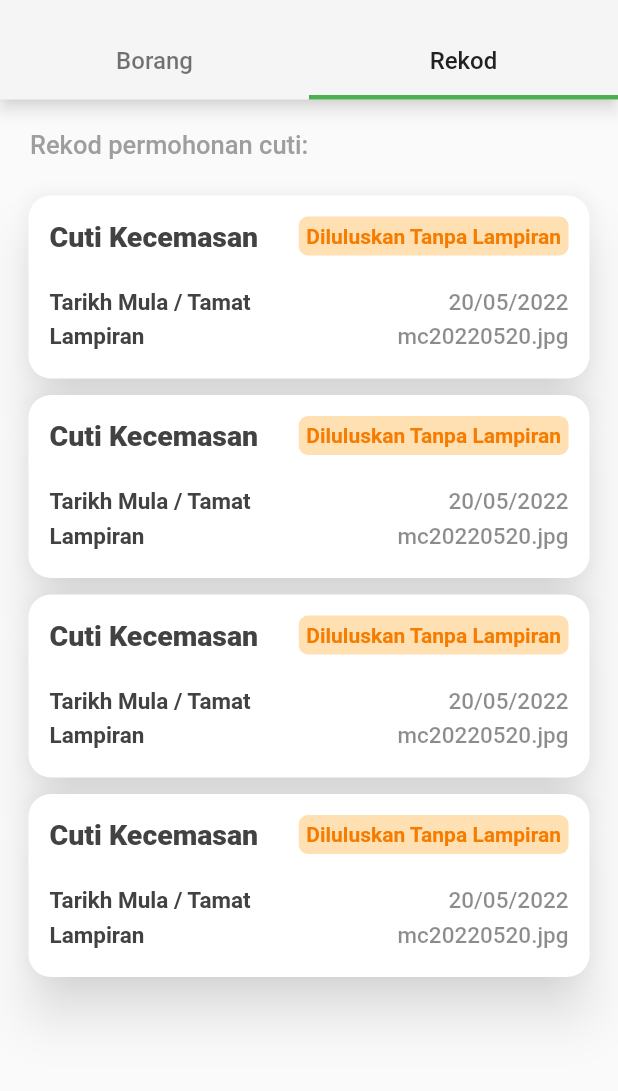
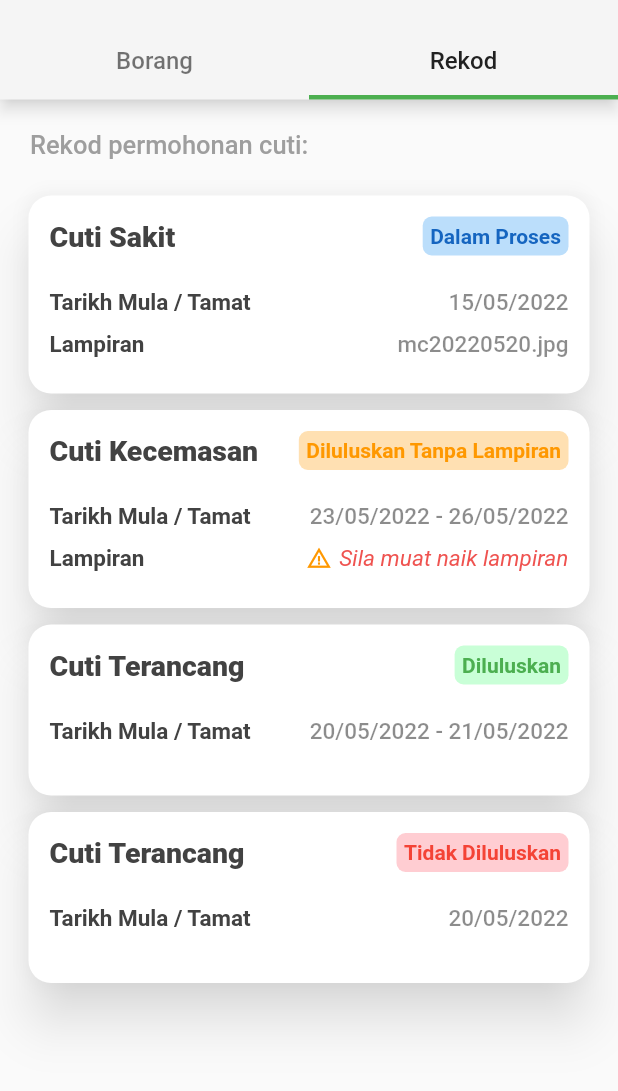
Before and after one commit to SahanahPandu/iWork, a Flutter app: the Tabs screen opened directly, tab 2 chosen, on a phone screen of 412 x 824 dp, the part 58-1149 px from its top. Run offline on Flutter 3.47's test engine with Material 2 defaults, Android fonts, the phone set to English and light mode, and no system bars; our stand-ins replace action_slider, flutter_keyboard_visibility, fluttertoast, shimmer; missing offline and left inert: flutter_device_type, sailor, simple_ripple_animation.

Commit message:
Create model and json data for cuti , and pass data to widget related

```diff
--- /dev/null
+++ b/lib/models/cuti.dart
@@ -0,0 +1,30 @@
+class Cuti {
+  final int id;
+  final int idJenisCuti;
+  final String jenisCuti;
+  final int idStatus;
+  final String status;
+  final String tarikhMula;
+  final String tarikhTamat;
+  final String lampiran;
+
+  const Cuti(
+      {required this.id,
+      required this.idJenisCuti,
+      required this.jenisCuti,
+      required this.idStatus,
+      required this.status,
+      required this.tarikhMula,
+      required this.tarikhTamat,
+      required this.lampiran});
+
+  static Cuti fromJson(json) => Cuti(
+      id: json['id'],
+      idJenisCuti: json['idJenisCuti'],
+      jenisCuti: json['jenisCuti'],
+      idStatus: json['idStatus'],
+      status: json['status'],
+      tarikhMula: json['tarikhMula'],
+      tarikhTamat: json['tarikhTamat'],
+      lampiran: json['lampiran']);
+}
--- /dev/null
+++ b/lib/providers/cuti_api.dart
@@ -0,0 +1,15 @@
+import 'dart:convert';
+import 'package:flutter/material.dart';
+
+//import files
+import 'package:eswm/models/cuti.dart';
+
+class CutiApi {
+  static Future<List<Cuti>> getCutiData(BuildContext context) async {
+    final assetBundle = DefaultAssetBundle.of(context);
+    final jsonData = await assetBundle.loadString('assets/data/data_cuti.json');
+    final data = json.decode(jsonData);
+
+    return data.map<Cuti>(Cuti.fromJson).toList();
+  }
+}
--- a/lib/screens/e_cuti/leave_list.dart
+++ b/lib/screens/e_cuti/leave_list.dart
@@ -1,6 +1,7 @@
-import 'package:eswm/widgets/cards/e_cuti/pra/pra_e_cuti_list_details.dart';
+import 'package:flutter/material.dart';
+
+//import files
 import 'package:eswm/widgets/listview/card_list_view.dart';
-import 'package:flutter/material.dart';
 
 class LeaveList extends StatefulWidget {
   const LeaveList({Key? key}) : super(key: key);
@@ -10,8 +11,6 @@ class LeaveList extends StatefulWidget {
 }
 
 class _LeaveListState extends State<LeaveList> {
-  List items = ['Cuti1', 'Cuti2', 'Cuti3', 'Cuti4'];
-
   @override
   Widget build(BuildContext context) {
     return Column(
@@ -29,9 +28,8 @@ class _LeaveListState extends State<LeaveList> {
           ),
         ),
         CardListView(
-          itemList: items,
-          pages: const PraECutiListDetails(),
-          cardHeight: 130,
+          type: "Cuti",
+          cardHeight: 150,
         ),
       ],
     );
--- a/lib/widgets/cards/e_cuti/pra/pra_e_cuti_list_details.dart
+++ b/lib/widgets/cards/e_cuti/pra/pra_e_cuti_list_details.dart
@@ -1,13 +1,58 @@
+// ignore_for_file: must_be_immutable
+
 import 'package:flutter/material.dart';
 
+import '../../../../models/cuti.dart';
+
 class PraECutiListDetails extends StatefulWidget {
-  const PraECutiListDetails({Key? key}) : super(key: key);
+  Cuti data;
+
+  PraECutiListDetails({Key? key, required this.data}) : super(key: key);
 
   @override
   State<PraECutiListDetails> createState() => _PraECutiListDetailsState();
 }
 
 class _PraECutiListDetailsState extends State<PraECutiListDetails> {
+  Color statusTextColor = Colors.grey;
+  Color statusBoxColor = Colors.grey.shade100;
+
+  filterData() {
+    Color textColor = Colors.grey;
+    Color boxColor = Colors.grey.shade100;
+
+    if (widget.data.idStatus == 1) {
+      //Dalam Proses
+      textColor = Colors.blue.shade800;
+      boxColor = Colors.blue.shade100;
+    } else if (widget.data.idStatus == 2) {
+      //Diluluskan Tanpa Lampiran
+      textColor = Colors.orange;
+      boxColor = Colors.orange.shade100;
+    } else if (widget.data.idStatus == 3) {
+      //Diluluskan
+      textColor = Colors.green;
+      boxColor = const Color(0xffc9ffd7);
+    } else if (widget.data.idStatus == 4) {
+      //Tidak Diluluskan
+      textColor = Colors.red;
+      boxColor = Colors.red.shade100;
+    }
+
+    setState(() {
+      statusTextColor = textColor;
+      statusBoxColor = boxColor;
+    });
+  }
+
+  @override
+  void initState() {
+    // ignore: todo
+    // TODO: implement initState
+    super.initState();
+    filterData();
+  }
+
   @override
   Widget build(BuildContext context) {
     return Container(
@@ -19,7 +64,7 @@ class _PraECutiListDetailsState extends State<PraECutiListDetails> {
             mainAxisAlignment: MainAxisAlignment.spaceBetween,
             children: [
               Text(
-                "Cuti Kecemasan",
+                widget.data.jenisCuti,
                 style: TextStyle(
                   fontSize: 19,
                   color: Colors.grey.shade800,
@@ -28,17 +73,18 @@ class _PraECutiListDetailsState extends State<PraECutiListDetails> {
               ),
               Container(
                 decoration: BoxDecoration(
-                  color: Colors.orange.shade100,
+                  color: statusBoxColor,
                   borderRadius: BorderRadius.circular(6),
                 ),
                 child: Container(
                   margin: const EdgeInsets.all(5),
                   child: Center(
                     child: Text(
-                      "Diluluskan Tanpa Lampiran",
+                      widget.data.status,
                       style: TextStyle(
-                          color: Colors.orange.shade700,
-                          fontWeight: FontWeight.w600),
+                        color: statusTextColor,
+                        fontWeight: FontWeight.w700,
+                      ),
                     ),
                   ),
                 ),
@@ -50,7 +96,7 @@ class _PraECutiListDetailsState extends State<PraECutiListDetails> {
           Padding(
             padding: const EdgeInsets.only(
               top: 22,
-              bottom: 5,
+              bottom: 10,
             ),
             child: Row(
               mainAxisAlignment: MainAxisAlignment.spaceBetween,
@@ -63,9 +109,11 @@ class _PraECutiListDetailsState extends State<PraECutiListDetails> {
                     fontWeight: FontWeight.w600,
                   ),
                 ),
-                const Text(
-                  "20/05/2022",
-                  style: TextStyle(
+                Text(
+                  (widget.data.tarikhMula != widget.data.tarikhTamat)
+                      ? "${widget.data.tarikhMula} - ${widget.data.tarikhTamat}"
+                      : widget.data.tarikhMula,
+                  style: const TextStyle(
                     fontSize: 15,
                     color: Colors.black45,
                     fontWeight: FontWeight.w500,
@@ -76,7 +124,10 @@ class _PraECutiListDetailsState extends State<PraECutiListDetails> {
           ),
 
           //Lampiran
-          Row(
+          (widget.data.lampiran == "" &&
+                  (widget.data.idJenisCuti == 1 ||
+                      widget.data.idJenisCuti == 2))
+              ? Row(
                   mainAxisAlignment: MainAxisAlignment.spaceBetween,
                   children: [
                     Text(
@@ -87,15 +138,52 @@ class _PraECutiListDetailsState extends State<PraECutiListDetails> {
                         fontWeight: FontWeight.w600,
                       ),
                     ),
-              const Text(
-                "mc20220520.jpg",
+                    Row(children: [
+                      const Icon(
+                        Icons.warning_amber,
+                        color: Colors.orange,
+                        size: 17,
+                      ),
+                      const SizedBox(
+                        width: 5,
+                      ),
+                      Text(
+                        "Sila muat naik lampiran",
                         style: TextStyle(
+                          color: Colors.red.shade400,
+                          fontSize: 15,
+                          fontWeight: FontWeight.w400,
+                          fontStyle: FontStyle.italic,
+                        ),
+                      ),
+                    ]),
+                  ],
+                )
+              : (widget.data.lampiran != "")
+                  ? Row(
+                      mainAxisAlignment: MainAxisAlignment.spaceBetween,
+                      children: [
+                        Text(
+                          "Lampiran",
+                          style: TextStyle(
+                            fontSize: 15,
+                            color: Colors.grey.shade800,
+                            fontWeight: FontWeight.w600,
+                          ),
+                        ),
+                        Text(
+                          widget.data.lampiran,
+                          style: const TextStyle(
                             fontSize: 15,
                             color: Colors.black45,
                             fontWeight: FontWeight.w500,
                           ),
                         )
                       ],
+                    )
+                  : Container(),
+          const SizedBox(
+            height: 10,
           ),
         ],
       ),
--- a/lib/widgets/cards/list_card.dart
+++ b/lib/widgets/cards/list_card.dart
@@ -1,12 +1,19 @@
 // ignore_for_file: must_be_immutable
+import 'package:flutter/material.dart';
 
-import 'package:flutter/material.dart';
+//import files
+import 'package:eswm/widgets/cards/e_cuti/pra/pra_e_cuti_list_details.dart';
 
 class ListCard extends StatefulWidget {
   double cardHeight;
-  Widget pages;
+  dynamic data;
+  String type;
 
-  ListCard({Key? key, required this.cardHeight, required this.pages})
+  ListCard(
+      {Key? key,
+      required this.cardHeight,
+      required this.data,
+      required this.type})
       : super(key: key);
 
   @override
@@ -14,12 +21,19 @@ class ListCard extends StatefulWidget {
 }
 
 class _ListCardState extends State<ListCard> {
+  Widget? getWidget() {
+    if (widget.type == "Cuti") {
+      return PraECutiListDetails(data: widget.data);
+    }
+    return null;
+  }
+
   @override
   Widget build(BuildContext context) {
     return Padding(
       padding: const EdgeInsets.only(bottom: 3),
       child: SizedBox(
-        height: widget.cardHeight,
+        //height: widget.cardHeight,
         child: Card(
           shape: RoundedRectangleBorder(
             borderRadius: BorderRadius.circular(15),
@@ -28,7 +42,7 @@ class _ListCardState extends State<ListCard> {
           elevation: 14,
           child: Padding(
             padding: const EdgeInsets.all(6),
-            child: widget.pages,
+            child: getWidget(),
           ),
         ),
       ),
--- a/lib/widgets/listview/card_list_view.dart
+++ b/lib/widgets/listview/card_list_view.dart
@@ -1,39 +1,76 @@
 // ignore_for_file: must_be_immutable
-
-import 'package:eswm/widgets/cards/list_card.dart';
 import 'package:flutter/material.dart';
 
+//import files
+import 'package:eswm/providers/cuti_api.dart';
+import 'package:eswm/widgets/cards/list_card.dart';
+
 class CardListView extends StatefulWidget {
-  final List itemList;
-  Widget pages;
+  String type;
   double cardHeight;
 
-  CardListView(
-      {Key? key,
-      required this.itemList,
-      required this.pages,
-      required this.cardHeight})
-      : super(key: key);
+  CardListView({
+    Key? key,
+    required this.type,
+    required this.cardHeight,
+  }) : super(key: key);
 
   @override
   State<CardListView> createState() => _CardListViewState();
 }
 
 class _CardListViewState extends State<CardListView> {
+  getData(context) {
+    Future<List<dynamic>>? list;
+
+    if (widget.type == "Cuti") {
+      list = CutiApi.getCutiData(context);
+    } else {
+      list = null;
+    }
+
+    return list;
+  }
+
   @override
   Widget build(BuildContext context) {
+    return FutureBuilder<List>(
+      future: getData(context),
+      builder: (context, snapshot) {
+        final dataFuture = snapshot.data;
+
+        switch (snapshot.connectionState) {
+          case ConnectionState.waiting:
+            return const Center(
+              child: CircularProgressIndicator(),
+            );
+
+          default:
+            if (snapshot.hasError) {
+              return const Center(
+                child: Text("Some error occurred!"),
+              );
+            } else {
               return Expanded(
                 child: Container(
                   margin: const EdgeInsets.symmetric(
                     horizontal: 15,
                   ),
                   child: ListView.builder(
-          itemCount: widget.itemList.length,
+                    itemCount: dataFuture!.length,
                     itemBuilder: (context, index) {
-            return ListCard(cardHeight: widget.cardHeight, pages: widget.pages);
+                      return ListCard(
+                        cardHeight: widget.cardHeight,
+                        data: dataFuture[index],
+                        type: widget.type,
+                      );
                     },
                   ),
                 ),
               );
             }
         }
+      },
+    );
+  }
+}
```
Also changed, not shown: assets/data/data_cuti.json (added, +46 -0 lines). Lines whose indentation alone changed are shown as unchanged.
